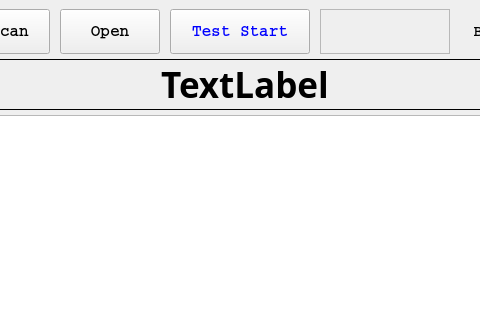
Qt form mainwindow.ui (renakim/WizFi630S_TestTool) before a commit; both pictures show x 301 to 781 and y 0 to 320 of the 1093 by 700 pixel window.
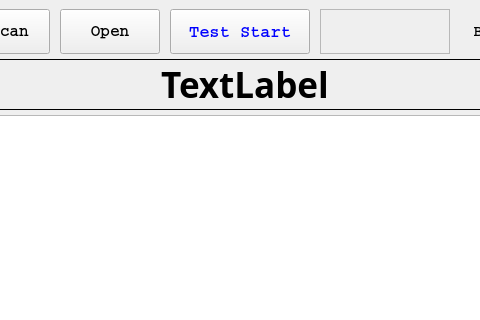
The same form after that commit.

Diff of the .ui file:
```diff
--- a/mainwindow.ui
+++ b/mainwindow.ui
@@ -259,7 +259,7 @@
           <property name="minimumSize">
            <size>
             <width>120</width>
-            <height>40</height>
+            <height>30</height>
            </size>
           </property>
           <property name="maximumSize">
@@ -308,8 +308,9 @@
           <property name="font">
            <font>
             <family>Courier</family>
-            <pointsize>12</pointsize>
+            <pointsize>13</pointsize>
             <weight>75</weight>
+            <italic>false</italic>
             <bold>true</bold>
            </font>
           </property>
```
Left out of the diff: 12 changed lines with no effect on the pictures.
